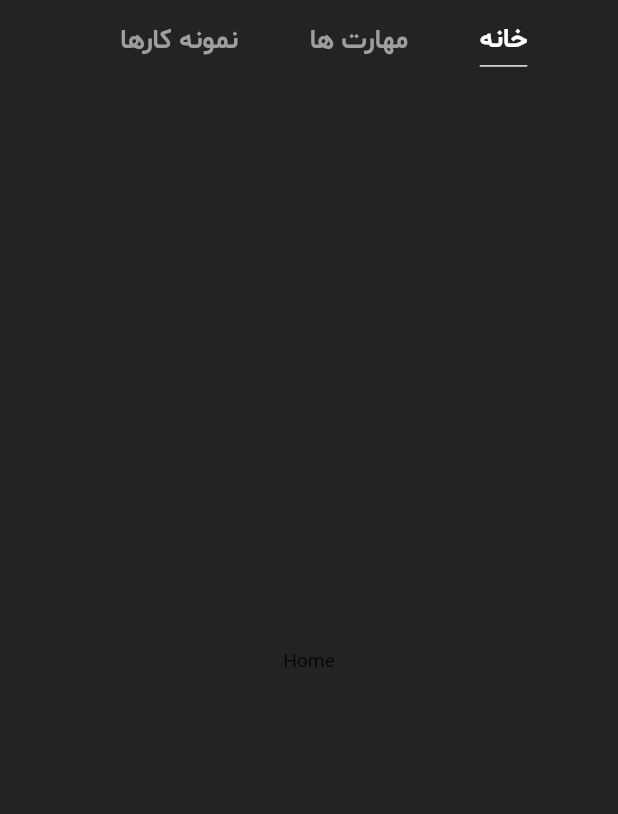
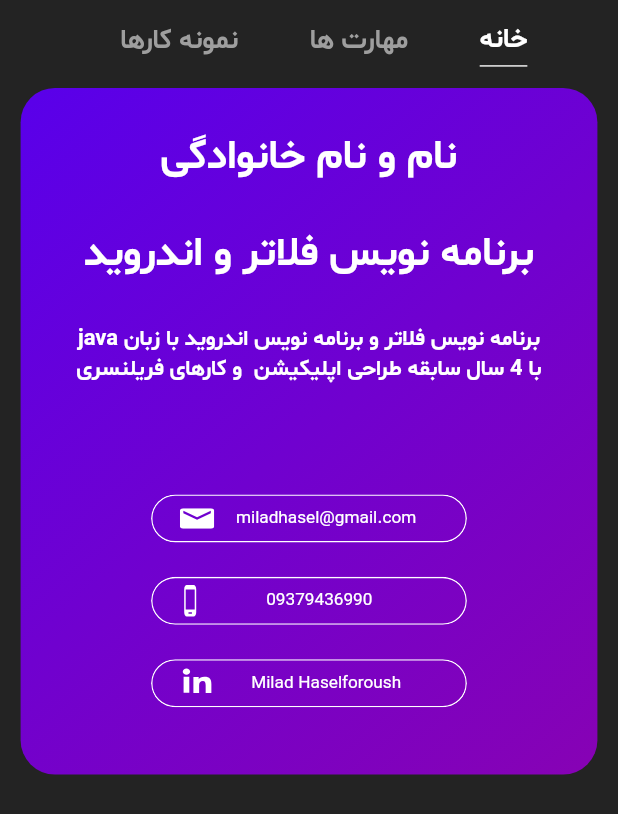
Before and after one commit to miladhf/resume-web-app, a Flutter app: the screen it shows after launch, on a phone screen of 412 x 824 dp. Shown: the top 814 px of the screen. Run offline on Flutter 3.47's test engine with Material 2 defaults, Android fonts, the phone set to English and light mode, and no system bars; our stand-ins replace flutter_styled_toast, flutter_svg, responsive_framework.

Commit message:
home tab completed

```diff
--- a/lib/R.dart
+++ b/lib/R.dart
@@ -12,10 +12,27 @@ class _Strings {
   String skills = 'مهارت ها';
 
   String portfolio = 'نمونه کارها';
+
+  String myName = 'نام و نام خانوادگی';
+
+  String myJob = 'برنامه نویس فلاتر و اندروید';
+
+  String myDescription =
+      'برنامه نویس فلاتر و برنامه نویس اندروید با زبان java با 4 سال سابقه طراحی اپلیکیشن  و کارهای فریلنسری';
+
+  var myEmail = 'miladhasel@gmail.com';
+
+  var myPhoneNumber = '09379436990';
+
+  var myLinkedin = 'Milad Haselforoush';
+
+  var copied = 'کپی شد';
 }
 
 class _Icons {
-  // final ic_profile = 'assets/icons/ic_profile.svg';
+  final ic_email = 'assets/icons/ic_email.svg';
+  final ic_linkedin = 'assets/icons/ic_linkedin.svg';
+  final ic_phone = 'assets/icons/ic_phone.svg';
 }
 
 class _Images {
@@ -27,5 +44,5 @@ class _Animations {
 }
 
 class _Sizes {
-  // final double textFieldLowWidth = 250;
+  final double mobileWidth = 700;
 }
--- a/lib/main.dart
+++ b/lib/main.dart
@@ -18,15 +18,23 @@ class MyApp extends StatelessWidget {
           fontFamily: 'shabnam',
           primarySwatch: Colors.blue,
           scaffoldBackgroundColor: const Color(0xff232323),
+          primaryColor: const Color(0xff5900EA),
           colorScheme: ColorScheme.fromSwatch(
             primarySwatch: Colors.blue,
           ).copyWith(
-            secondary: const Color(0xffFF00C7),
+            // secondary: const Color(0xffFF00C7),
+            secondary: const Color(0xff8702b4),
+
             background: const Color(0xff232323),
           ),
           textTheme: const TextTheme(
-            headline1: TextStyle(fontFamily: 'shabnam-bold', fontSize: 50),
+            headline1: TextStyle(
+                fontFamily: 'shabnam-bold', fontSize: 30, color: Colors.white),
             headline2: TextStyle(fontFamily: 'shabnam-bold', fontSize: 20),
+            headline3: TextStyle(
+                fontFamily: 'shabnam-bold', fontSize: 16, color: Colors.white),
+            bodyText1: TextStyle(
+                fontFamily: 'shabnam', fontSize: 14, color: Colors.white),
           )),
       builder: (context, widget) => ResponsiveWrapper.builder(widget,
           // maxWidth: 1200,
--- a/lib/pages/home/home_page.dart
+++ b/lib/pages/home/home_page.dart
@@ -1,5 +1,5 @@
 import 'package:flutter/material.dart';
-import 'package:resume_web/pages/main_tabs/home_tab.dart';
+import 'package:resume_web/pages/main_tabs/home_tab/home_tab.dart';
 import 'package:resume_web/pages/main_tabs/portfolio_tab.dart';
 import 'package:resume_web/pages/main_tabs/skills_tab.dart';
 
@@ -32,9 +32,11 @@ class _HomePageState extends State<HomePage> {
   Widget build(BuildContext context) {
     return Directionality(
       textDirection: TextDirection.rtl,
-      child: Scaffold(
-        appBar: HomeAppBar(onSelectedChange: _onSelectedChange),
-        body: tabs[index],
+      child: SafeArea(
+        child: Scaffold(
+          appBar: HomeAppBar(onSelectedChange: _onSelectedChange),
+          body: tabs[index],
+        ),
       ),
     );
   }
--- a/lib/pages/main_tabs/home_tab.dart
+++ /dev/null
@@ -1,15 +0,0 @@
-import 'package:flutter/material.dart';
-
-class HomeTab extends StatefulWidget {
-  const HomeTab({Key? key}) : super(key: key);
-
-  @override
-  _HomeTabState createState() => _HomeTabState();
-}
-
-class _HomeTabState extends State<HomeTab> {
-  @override
-  Widget build(BuildContext context) {
-    return Center(child: Text('Home'));
-  }
-}
--- /dev/null
+++ b/lib/pages/main_tabs/home_tab/home_tab.dart
@@ -0,0 +1,57 @@
+import 'package:flutter/material.dart';
+import 'package:flutter/services.dart';
+import 'package:resume_web/pages/main_tabs/home_tab/home_tab_desktop.dart';
+import 'package:resume_web/pages/main_tabs/home_tab/home_tab_mobile.dart';
+
+// import 'dart:js' as js;
+import '../../../R.dart';
+import '../../../widgets/toasts.dart';
+
+class HomeTab extends StatefulWidget {
+  static bool isFirstRun = true;
+
+  const HomeTab({Key? key}) : super(key: key);
+
+  @override
+  _HomeTabState createState() => _HomeTabState();
+}
+
+class _HomeTabState extends State<HomeTab> {
+  _onEmailTap() async {
+    await Clipboard.setData(ClipboardData(text: R.strings.myEmail));
+    showToastSuccess(context: context, message: R.strings.copied);
+  }
+
+  _onPhoneNumberTap() async {
+    await Clipboard.setData(ClipboardData(text: R.strings.myPhoneNumber));
+    showToastSuccess(context: context, message: R.strings.copied);
+  }
+
+  _onLinkedinTap() {
+    // js.context.callMethod('open', ['https://www.linkedin.com/in/milad-haselforoush-787000217/']);
+  }
+
+  _firstRan() {
+    HomeTab.isFirstRun = false;
+  }
+
+  @override
+  Widget build(BuildContext context) {
+    double width = MediaQuery.of(context).size.width;
+    return width >= R.size.mobileWidth
+        ? HomeTabDesktop(
+            onEmailTap: _onEmailTap,
+            onPhoneNumberTap: _onPhoneNumberTap,
+            onLinkedinTap: _onLinkedinTap,
+            firstRan: _firstRan,
+            isFirstRun: HomeTab.isFirstRun,
+          )
+        : HomeTabMobile(
+            onEmailTap: _onEmailTap,
+            onPhoneNumberTap: _onPhoneNumberTap,
+            onLinkedinTap: _onLinkedinTap,
+            firstRan: _firstRan,
+            isFirstRun: HomeTab.isFirstRun,
+          );
+  }
+}
--- /dev/null
+++ b/lib/pages/main_tabs/home_tab/home_tab_mobile.dart
@@ -0,0 +1,103 @@
+import 'package:flutter/material.dart';
+import 'package:resume_web/widgets/buttons/border_button.dart';
+import 'package:resume_web/widgets/gradiant_box.dart';
+import 'package:resume_web/widgets/svg_asset.dart';
+
+import '../../../R.dart';
+
+class HomeTabMobile extends StatefulWidget {
+  Function() onEmailTap, onPhoneNumberTap, onLinkedinTap;
+  bool isFirstRun;
+  Function() firstRan;
+
+  HomeTabMobile({
+    Key? key,
+    required this.onEmailTap,
+    required this.onPhoneNumberTap,
+    required this.onLinkedinTap,
+    required this.isFirstRun,
+    required this.firstRan,
+  }) : super(key: key);
+
+  @override
+  _HomeTabMobileState createState() => _HomeTabMobileState();
+}
+
+class _HomeTabMobileState extends State<HomeTabMobile> {
+  @override
+  Widget build(BuildContext context) {
+    return GradiantBox(
+        height: 500,
+        width: MediaQuery.of(context).size.width,
+        isFirstRun: widget.isFirstRun,
+        firstRan: widget.firstRan,
+        child: Column(
+          children: [
+            Column(
+              crossAxisAlignment: CrossAxisAlignment.center,
+              children: [
+                const SizedBox(height: 30),
+                FittedBox(
+                  child: Text(
+                    R.strings.myName,
+                    style: Theme.of(context).textTheme.headline1,
+                  ),
+                ),
+                const SizedBox(height: 30),
+                FittedBox(
+                  child: Text(
+                    R.strings.myJob,
+                    style: Theme.of(context).textTheme.headline1,
+                  ),
+                ),
+                const SizedBox(height: 30),
+                SizedBox(
+                  width: 350,
+                  child: Text(
+                    R.strings.myDescription,
+                    style: Theme.of(context).textTheme.headline3,
+                    textAlign: TextAlign.center,
+                  ),
+                ),
+                const SizedBox(height: 30),
+              ],
+            ),
+            const SizedBox(
+              height: 50,
+            ),
+            Expanded(
+              child: Column(
+                children: [
+                  BorderButton(
+                      onTap: widget.onEmailTap,
+                      text: R.strings.myEmail,
+                      icon: SvgAsset(
+                        asset: R.icons.ic_email,
+                        width: 25,
+                        height: 15,
+                      )),
+                  const SizedBox(height: 25),
+                  BorderButton(
+                      onTap: widget.onPhoneNumberTap,
+                      text: R.strings.myPhoneNumber,
+                      icon: SvgAsset(
+                        asset: R.icons.ic_phone,
+                        width: 15,
+                        height: 25,
+                      )),
+                  const SizedBox(height: 25),
+                  BorderButton(
+                      onTap: widget.onLinkedinTap,
+                      text: R.strings.myLinkedin,
+                      icon: SvgAsset(
+                        asset: R.icons.ic_linkedin,
+                        width: 25,
+                        height: 25,
+                      )),
+                ],
+              ),
+            ),
+          ],
+        ));
+  }
+}
--- /dev/null
+++ b/lib/widgets/buttons/border_button.dart
@@ -0,0 +1,55 @@
+import 'package:flutter/cupertino.dart';
+import 'package:flutter/material.dart';
+
+class BorderButton extends StatelessWidget {
+  String text;
+  Widget icon;
+  Function() onTap;
+
+  BorderButton({
+    Key? key,
+    required this.text,
+    required this.icon,
+    required this.onTap,
+  }) : super(key: key);
+
+  @override
+  Widget build(BuildContext context) {
+    return Material(
+      color: Colors.transparent,
+      shape: RoundedRectangleBorder(borderRadius: BorderRadius.circular(25)),
+      clipBehavior: Clip.antiAlias,
+      child: InkWell(
+        onTap: onTap,
+        child: Container(
+          width: 230,
+          height: 35,
+          padding: const EdgeInsets.symmetric(horizontal: 20),
+          decoration: BoxDecoration(
+            borderRadius: BorderRadius.circular(25),
+            border: Border.all(color: Colors.white),
+          ),
+          child: Row(
+            mainAxisAlignment: MainAxisAlignment.end,
+            children: [
+              Expanded(
+                child: Center(
+                  child: Padding(
+                    padding: const EdgeInsets.all(8.0),
+                    child: FittedBox(
+                      child: Text(
+                        text,
+                        style: Theme.of(context).textTheme.bodyText1,
+                      ),
+                    ),
+                  ),
+                ),
+              ),
+              FittedBox(child: icon),
+            ],
+          ),
+        ),
+      ),
+    );
+  }
+}
--- /dev/null
+++ b/lib/widgets/gradiant_box.dart
@@ -0,0 +1,104 @@
+import 'package:flutter/material.dart';
+
+class GradiantBox extends StatefulWidget {
+  Widget child;
+  double? width, height;
+  bool isFirstRun;
+  Function() firstRan;
+
+  GradiantBox({
+    Key? key,
+    required this.child,
+    required this.isFirstRun,
+    required this.firstRan,
+    this.width,
+    this.height,
+  }) : super(key: key);
+
+  @override
+  State<GradiantBox> createState() => _GradiantBoxState();
+}
+
+class _GradiantBoxState extends State<GradiantBox>
+    with TickerProviderStateMixin {
+  AnimationController? controller;
+  Animation? widthAnimation;
+  Animation? opacityAnimation;
+  double? defaultWidth;
+  double defaultOpacity = 0;
+
+  @override
+  void initState() {
+    super.initState();
+    if (widget.isFirstRun) {
+      defaultWidth = 0;
+      _animate();
+    } else {
+      defaultWidth = widget.width;
+      defaultOpacity = 1;
+    }
+  }
+
+  void _animate() async {
+    await Future.delayed(const Duration(seconds: 1));
+    controller =
+        AnimationController(vsync: this, duration: const Duration(seconds: 3));
+    widthAnimation = Tween<double>(begin: 0, end: widget.width ?? 2000)
+        .animate(CurvedAnimation(
+      parent: controller!,
+      curve: const Interval(
+        0,
+        0.7,
+        curve: Curves.easeInOut,
+      ),
+    ));
+    opacityAnimation = Tween<double>(begin: 0, end: 1).animate(CurvedAnimation(
+      parent: controller!,
+      curve: const Interval(
+        0.4,
+        1,
+        curve: Curves.easeInOut,
+      ),
+    ));
+
+    controller?.addListener(() {
+      setState(() {});
+    });
+
+    await controller?.forward();
+    widget.firstRan();
+  }
+
+  @override
+  void dispose() {
+    controller?.dispose();
+    super.dispose();
+  }
+
+  @override
+  Widget build(BuildContext context) {
+    return Align(
+      alignment: Alignment.topCenter,
+      child: Container(
+        width: widthAnimation?.value ?? defaultWidth,
+        height: widget.height,
+        margin: const EdgeInsets.symmetric(horizontal: 15),
+        clipBehavior: Clip.antiAlias,
+        decoration: BoxDecoration(
+            borderRadius: BorderRadius.circular(25),
+            color: Theme.of(context).primaryColor,
+            gradient: LinearGradient(
+                begin: Alignment.topLeft,
+                end: Alignment.bottomRight,
+                colors: [
+                  Theme.of(context).primaryColor,
+                  Theme.of(context).colorScheme.secondary,
+                ])),
+        child: Opacity(
+          opacity: opacityAnimation?.value ?? defaultOpacity,
+          child: widget.child,
+        ),
+      ),
+    );
+  }
+}
--- /dev/null
+++ b/lib/widgets/svg_asset.dart
@@ -0,0 +1,36 @@
+import 'package:flutter/foundation.dart';
+import 'package:flutter/material.dart';
+import 'package:flutter_svg/flutter_svg.dart';
+
+class SvgAsset extends StatelessWidget {
+  String asset;
+  Color? color;
+  double width, height;
+
+  SvgAsset({
+    Key? key,
+    required this.asset,
+    required this.width,
+    required this.height,
+    this.color,
+  }) : super(key: key);
+
+  @override
+  Widget build(BuildContext context) {
+    return (kIsWeb && kReleaseMode)
+        ? SvgPicture.network(
+            'asset/$asset',
+            width: width,
+            height: height,
+            color: color ?? Colors.white,
+            fit: BoxFit.fill,
+          )
+        : SvgPicture.asset(
+            asset,
+            width: width,
+            height: height,
+            color: color ?? Colors.white,
+            fit: BoxFit.fill,
+          );
+  }
+}
```
Also changed, not shown: lib/pages/main_tabs/home_tab/home_tab_desktop.dart (added, +98 -0 lines), assets/icons/ic_email.svg (added), assets/icons/ic_linkedin.svg (added), assets/icons/ic_phone.svg (added).
